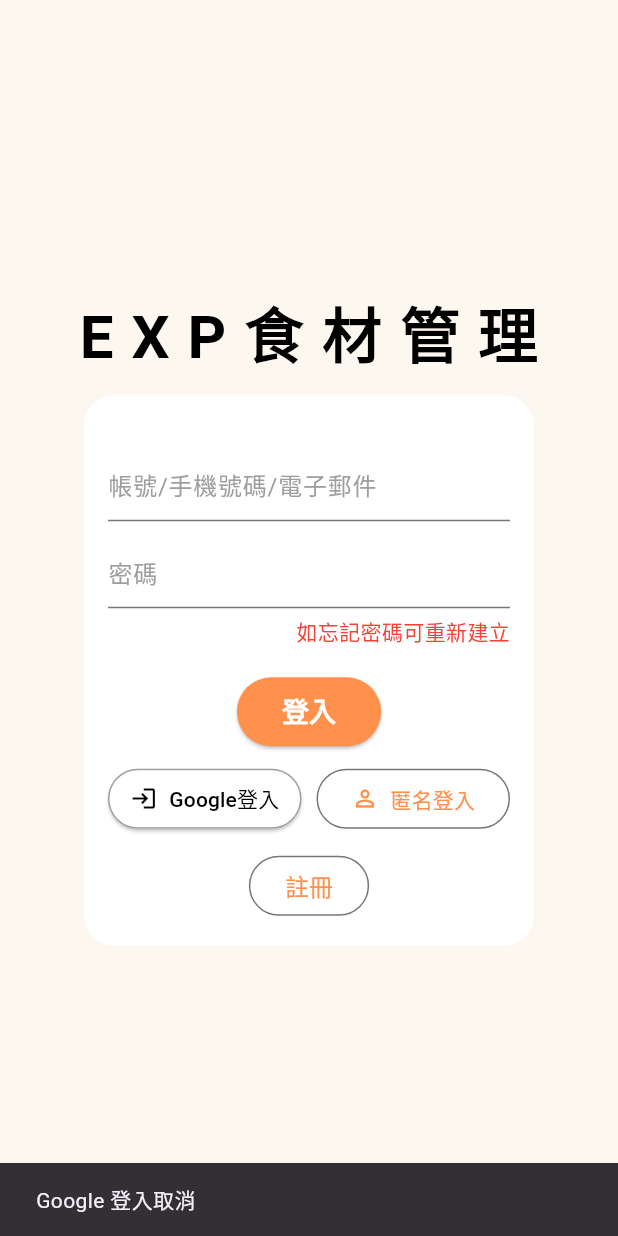
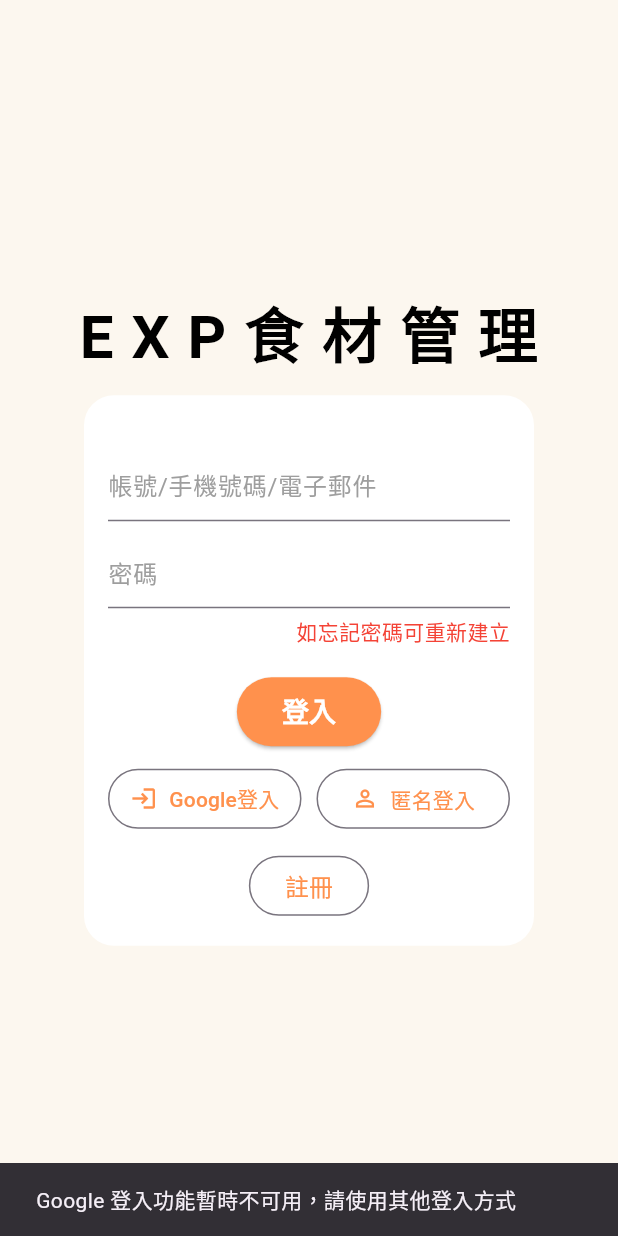
Before and after one commit to exp7777777/FoodMngmt, a Flutter app: the screen it shows after launch, item 4 of the bottom bar chosen, after a tap on "登出", after a tap on "Google登入", on a phone screen of 412 x 824 dp. Run offline on Flutter 3.47's test engine with Material 3 defaults, Android fonts, the phone set to English and light mode, and no system bars; our stand-ins replace cloud_firestore, dio, firebase_auth, firebase_core, geocoding, geolocator and 5 more; accounts and stored records are empty.

Commit message:
2025/10/18

```diff
--- a/lib/firebase_service.dart
+++ b/lib/firebase_service.dart
@@ -208,26 +208,40 @@ class FirebaseService {
   }
 
   Future<String?> signInWithGoogle() async {
+    // 暫時禁用 Google 登入功能
+    return 'Google 登入功能暫時不可用，請使用其他登入方式或稍後再試。';
+
+    // 原始程式碼暫時註釋，如需恢復請取消註釋
+    /*
     if (!isFirebaseAvailable) {
       return '此平台不支援 Google 登入';
     }
 
     try {
       // 觸發 Google 登入流程
-      final GoogleSignInAccount? googleUser = await GoogleSignIn().signIn();
+      final GoogleSignIn googleSignIn = GoogleSignIn(
+        clientId:
+            '320201170891-h4pr72s58efkdmqh6uluggb1cfkijsb1.apps.googleusercontent.com',
+        scopes: ['email', 'profile'],
+      );
+      final GoogleSignInAccount? googleUser = await googleSignIn.signIn();
 
       if (googleUser == null) {
         return 'Google 登入取消';
       }
 
       // 從 Google 登入獲得授權碼
-      final GoogleSignInAuthentication googleAuth =
+      final GoogleSignInAuthentication? googleAuth =
           await googleUser.authentication;
+
+      if (googleAuth == null) {
+        return '無法獲取 Google 認證';
+      }
 
       // 創建 Firebase 憑證
       final credential = GoogleAuthProvider.credential(
-        accessToken: googleAuth.accessToken,
-        idToken: googleAuth.idToken,
+        accessToken: googleAuth.accessToken!,
+        idToken: googleAuth.idToken!,
       );
 
       // 使用憑證登入 Firebase
@@ -237,24 +251,19 @@ class FirebaseService {
 
       // 更新當前用戶狀態
       _currentUser = userCredential.user;
+    */
 
-      // 在 Firestore 中創建或更新用戶檔案
-      if (userCredential.user != null) {
-        await _users.doc(userCredential.user!.uid).set({
-          'createdAt': FieldValue.serverTimestamp(),
-          'displayName': userCredential.user!.displayName,
-          'email': userCredential.user!.email,
-          'loginMethod': 'google',
-          'updatedAt': FieldValue.serverTimestamp(),
-        }, SetOptions(merge: true));
-      }
+    // 注意：原始程式碼已被註釋，用戶檔案創建邏輯也暫時禁用
+    // 如需恢復，請取消註釋並修復相關程式碼
 
-      return null; // 成功
+    return null; // 暫時返回成功以避免編譯錯誤
+    /*
     } on FirebaseAuthException catch (e) {
       return _getAuthErrorMessage(e);
     } catch (e) {
       return 'Google 登入失敗：$e';
     }
+    */
   }
 
   Future<String?> signInAnonymously() async {
--- a/lib/foodmngmt_AccountLogin.dart
+++ b/lib/foodmngmt_AccountLogin.dart
@@ -229,43 +229,21 @@ class _AccountLoginState extends State<AccountLogin> {
                       mainAxisAlignment: MainAxisAlignment.spaceEvenly,
                       children: [
                         Expanded(
-                          child: ElevatedButton.icon(
-                            onPressed: () async {
-                              final err =
-                                  await context
-                                      .read<AuthProvider>()
-                                      .signInWithGoogle();
-                              if (err != null) {
-                                ScaffoldMessenger.of(
-                                  context,
-                                ).showSnackBar(SnackBar(content: Text(err)));
-                                return;
-                              }
-                              if (!context.mounted) return;
-                              // 登入成功，重新載入資料並導航
-                              // 等待 Firebase 狀態更新
-                              await Future.delayed(
-                                const Duration(milliseconds: 200),
-                              );
-
-                              await context.read<UserProfileProvider>().load();
-                              await context.read<FoodProvider>().refresh();
-                              await context.read<ShoppingProvider>().refresh();
-                              Navigator.pushReplacement(
-                                context,
-                                MaterialPageRoute(
-                                  builder: (_) => const RootScaffold(),
+                          child: OutlinedButton.icon(
+                            onPressed: () {
+                              // 顯示功能暫時不可用的訊息
+                              ScaffoldMessenger.of(context).showSnackBar(
+                                const SnackBar(
+                                  content: Text('Google 登入功能暫時不可用，請使用其他登入方式'),
+                                  duration: Duration(seconds: 3),
                                 ),
                               );
                             },
                             icon: Icon(Icons.login),
                             label: Text("Google登入"),
-                            style: ElevatedButton.styleFrom(
-                              backgroundColor: Colors.white,
-                              foregroundColor: Colors.black,
+                            style: OutlinedButton.styleFrom(
                               shape: RoundedRectangleBorder(
                                 borderRadius: BorderRadius.circular(20),
-                                side: BorderSide(color: Colors.grey),
                               ),
                               padding: EdgeInsets.symmetric(vertical: 8),
                             ),
--- a/lib/foodmngmt_AccountRegister.dart
+++ b/lib/foodmngmt_AccountRegister.dart
@@ -83,12 +83,12 @@ class _AccountRegisterState extends State<AccountRegister> {
                             color: Colors.white,
                           ),
                         ),
-                        SizedBox(height: 20),
+                        SizedBox(height: 10),
                         _buildTextField(
                           _nicknameController,
                           "暱稱",
-                          "※不須特殊符號",
-                          hintText: "六字元",
+                          "※中英文皆可",
+                          hintText: "請輸入暱稱",
                           validator: _validateNickname,
                         ),
                         SizedBox(height: 10),
@@ -102,7 +102,6 @@ class _AccountRegisterState extends State<AccountRegister> {
                             ),
                           ),
                         ),
-                        SizedBox(height: 5),
                         _buildTextField(
                           _emailController,
                           "",
@@ -116,16 +115,16 @@ class _AccountRegisterState extends State<AccountRegister> {
                           _passwordController,
                           "密碼",
                           "※需6~12含英、數",
+                          hintText: "請輸入密碼",
                           obscureText: true,
                           validator: _validatePassword,
                         ),
-                        SizedBox(height: 10),
                         _buildTextField(
                           _confirmPasswordController,
-                          "",
+                          "確認密碼",
                           "",
                           obscureText: true,
-                          hintText: "確認密碼",
+                          hintText: "請輸入密碼",
                           validator: _validateConfirmPassword,
                         ),
                         SizedBox(height: 20),
--- a/lib/gemini_service.dart
+++ b/lib/gemini_service.dart
@@ -13,7 +13,7 @@ class GeminiService {
 
   // 在實際應用中，應該從安全的環境變數或後端服務獲取 API 金鑰
   // 這裡使用一個範例金鑰，請務必替換為您自己的金鑰
-  static const String _apiKey = 'YOUR_API_KEY';
+  static const String _apiKey = 'AIzaSyDDb2hfvzRHrd-QEeSZXYoClV_63GqdyWc';
 
   late GenerativeModel _textModel;
   late GenerativeModel _visionModel;
--- a/lib/localization.dart
+++ b/lib/localization.dart
@@ -11,7 +11,7 @@ class AppLocalizations {
 
   // 頁面標題
   String get calendarTitle =>
-      locale.languageCode == 'en' ? 'Expiry Calendar' : '到期日曆';
+      locale.languageCode == 'en' ? 'Expiry Calendar' : '提醒日曆';
   String get settingsTitle => locale.languageCode == 'en' ? 'Settings' : '設定';
   String get shoppingListTitle =>
       locale.languageCode == 'en' ? 'Shopping List' : '購物清單';
@@ -23,7 +23,7 @@ class AppLocalizations {
   // 導航標籤
   String get listTab => locale.languageCode == 'en' ? 'List' : '清單';
   String get calendarTab => locale.languageCode == 'en' ? 'Calendar' : '日曆';
-  String get shoppingTab => locale.languageCode == 'en' ? 'Shopping' : '購物車';
+  String get shoppingTab => locale.languageCode == 'en' ? 'Shopping' : '購物清單';
   String get settingsTab => locale.languageCode == 'en' ? 'Settings' : '設定';
 
   // 設定頁面
@@ -71,11 +71,11 @@ class AppLocalizations {
       locale.languageCode == 'en' ? 'Expiry Date: ' : '到期日：';
 
   // 購物清單頁面
-  String get itemName => locale.languageCode == 'en' ? 'Item Name' : '項目名稱';
+  String get itemName => locale.languageCode == 'en' ? 'Item Name' : '食材名稱';
   String get quantityUnit =>
       locale.languageCode == 'en' ? 'Quantity/Unit' : '數量/單位';
   String get add => locale.languageCode == 'en' ? 'Add' : '新增';
-  String get noItems => locale.languageCode == 'en' ? 'No items' : '尚無項目';
+  String get noItems => locale.languageCode == 'en' ? 'No items' : '尚無待購食材';
   String get locationReminders =>
       locale.languageCode == 'en' ? 'Location Reminders' : '位置提醒';
   String get nearbyStores =>
@@ -87,7 +87,9 @@ class AppLocalizations {
   String get locationServiceDisabled =>
       locale.languageCode == 'en' ? 'Location service disabled' : '位置服務已停用';
   String get tapToViewStores =>
-      locale.languageCode == 'en' ? 'Tap to view nearby stores' : '點擊查看附近商店';
+      locale.languageCode == 'en'
+          ? 'Tap to view nearby stores'
+          : '填寫上方欄位新增待購食材';
   String get storeType => locale.languageCode == 'en' ? 'Store Type' : '商店類型';
   String get distance => locale.languageCode == 'en' ? 'Distance' : '距離';
 
@@ -159,7 +161,7 @@ class AppLocalizations {
   String get manualEntry =>
       locale.languageCode == 'en' ? 'Manual Entry' : '手動登錄';
   String get voiceEntry => locale.languageCode == 'en' ? 'Voice Entry' : '語音登錄';
-  String get scan => locale.languageCode == 'en' ? 'Identify' : '辨識';
+  String get scan => locale.languageCode == 'en' ? 'Identify' : '影像辨識';
   String get recognitionFailed =>
       locale.languageCode == 'en' ? 'Recognition failed:' : '辨識失敗：';
 
--- a/lib/pages_shopping_list.dart
+++ b/lib/pages_shopping_list.dart
@@ -341,25 +341,6 @@ class _ShoppingListPageState extends State<ShoppingListPage> {
           // 位置提醒卡片
           _buildLocationReminderCard(),
 
-          // 購物清單區域標題
-          if (_currentPosition != null)
-            Padding(
-              padding: const EdgeInsets.symmetric(horizontal: 16, vertical: 8),
-              child: Row(
-                children: [
-                  Icon(Icons.shopping_cart, size: 20, color: Colors.green),
-                  const SizedBox(width: 8),
-                  Text(
-                    AppLocalizations.of(context).shoppingListTitle,
-                    style: const TextStyle(
-                      fontSize: 16,
-                      fontWeight: FontWeight.bold,
-                    ),
-                  ),
-                ],
-              ),
-            ),
-
           // 購物清單項目
           Expanded(
             child: Consumer<ShoppingProvider>(
@@ -391,7 +372,6 @@ class _ShoppingListPageState extends State<ShoppingListPage> {
                     ),
                   );
                 }
-
                 if (items.isEmpty) {
                   return Center(
                     child: Column(
@@ -421,7 +401,6 @@ class _ShoppingListPageState extends State<ShoppingListPage> {
                     ),
                   );
                 }
-
                 return ListView.builder(
                   itemCount: items.length,
                   itemBuilder: (context, index) {
--- a/lib/root_scaffold.dart
+++ b/lib/root_scaffold.dart
@@ -124,7 +124,7 @@ class _AddActionSheet extends StatelessWidget {
                   },
                 ),
                 _ActionItem(
-                  icon: Icons.auto_awesome,
+                  icon: Icons.camera_alt,
                   label: AppLocalizations.of(context).scan,
                   onTap: () async {
                     final rc = rootContext ?? context;
```
Also changed, not shown: lib/invoice_service.dart (+14 -10 lines), lib/pages_ai_menu.dart (+0 -42 lines), lib/pages_settings.dart (+75 -35 lines), pubspec.yaml (+11 -11 lines), lib/firebase_options.dart, pubspec.lock, 2 other files.
